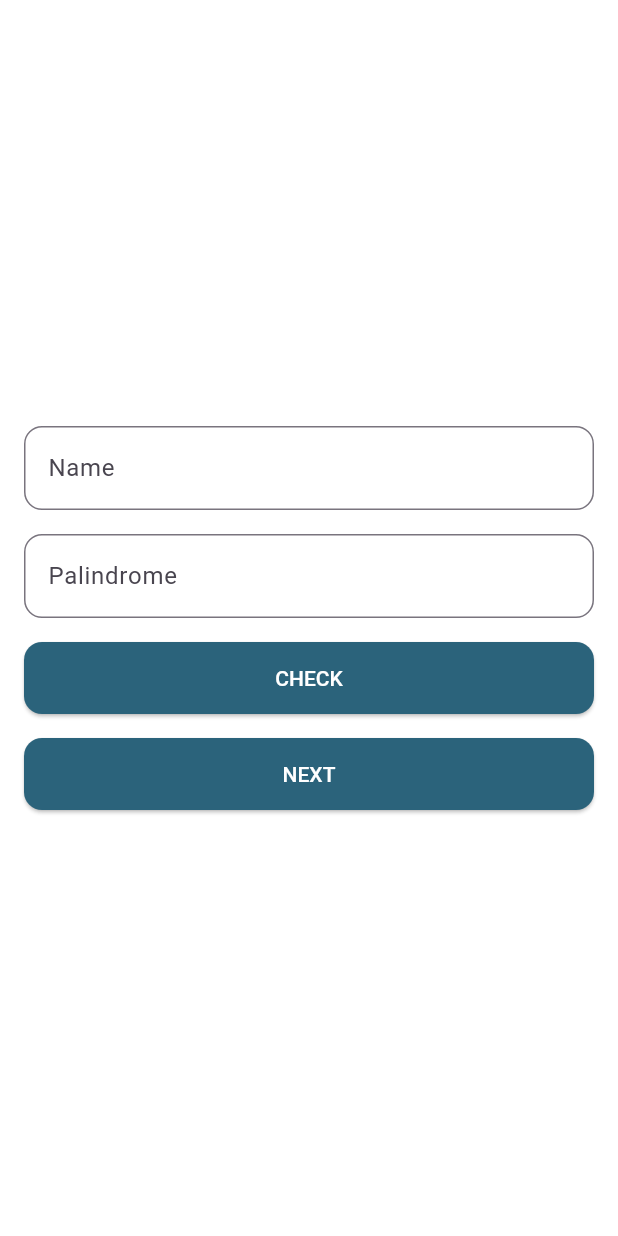
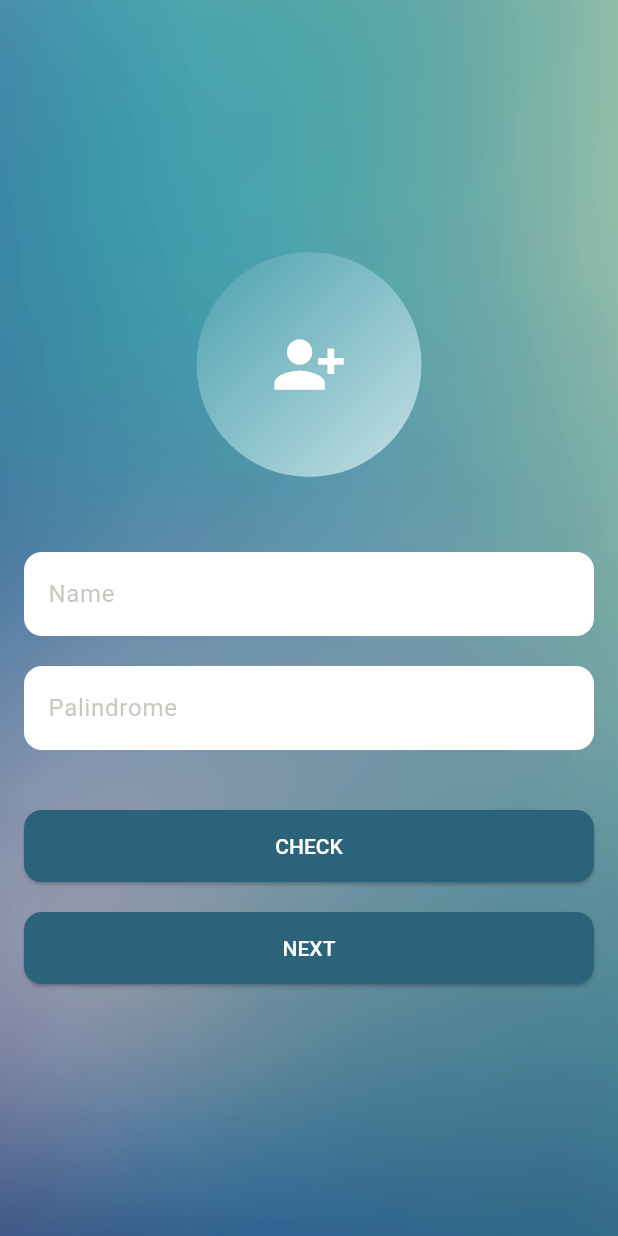
Before and after one commit to AdityaDwiputraSubroto/suitmedia-mobile-intern-test, a Flutter app: the screen it shows after launch, on a phone screen of 412 x 824 dp. Run offline on Flutter 3.47's test engine with Material 3 defaults, Android fonts, the phone set to English and light mode, and no system bars; our stand-ins replace get; Roboto replaces fonts that are missing (Poppins).

Commit message:
modify first screen UI, create widgets, add assets

```diff
--- a/lib/main.dart
+++ b/lib/main.dart
@@ -17,7 +17,7 @@ class MyApp extends StatelessWidget {
       getPages: AppRoute.routes,
       title: "Suitmedia intern test",
       theme: ThemeData(
-        scaffoldBackgroundColor: const Color(0xFFFFFFFF),
+        scaffoldBackgroundColor: const Color.fromARGB(255, 255, 255, 255),
         useMaterial3: true,
       ),
     );
--- a/lib/modules/first_screen/first_view.dart
+++ b/lib/modules/first_screen/first_view.dart
@@ -1,46 +1,52 @@
 import 'package:flutter/material.dart';
 import 'package:get/get.dart';
 import 'package:mobile_suitmedia_test/widgets/custom_button.dart';
+import 'package:mobile_suitmedia_test/widgets/custom_text_field.dart';
 import 'first_controller.dart';
 
 class FirstView extends GetView<FirstController> {
   @override
   Widget build(BuildContext context) {
     return Scaffold(
-      body: SingleChildScrollView(
-        child: SizedBox(
-          height: MediaQuery.of(context).size.height,
+      body: Stack(
+        children: [
+          Positioned.fill(
+            child: DecoratedBox(
+              decoration: BoxDecoration(
+                image: DecorationImage(
+                  image: AssetImage(
+                    'assets/images/first_screen_background.png',
+                  ),
+                  fit: BoxFit.cover,
+                ),
+              ),
+            ),
+          ),
+          Container(
             child: Center(
               child: Padding(
                 padding: const EdgeInsets.all(16),
                 child: Column(
                   mainAxisSize: MainAxisSize.min,
                   children: [
-                  TextField(
+                    AddUserButton(onPressed: () {}),
+                    SizedBox(height: 50),
+                    CustomTextField(
                       controller: controller.nameController,
-                    decoration: const InputDecoration(
                       labelText: 'Name',
-                      border: OutlineInputBorder(
-                        borderRadius: BorderRadius.all(Radius.circular(12)),
                     ),
+                    const SizedBox(height: 20),
+
+                    CustomTextField(
+                      controller: controller.palindromeController,
+                      labelText: 'Palindrome',
                     ),
-                  ),
-                  const SizedBox(height: 16),
-                  TextField(
-                    controller: controller.palindromeController,
-                    decoration: const InputDecoration(
-                      labelText: 'Palindrome',
-                      border: OutlineInputBorder(
-                        borderRadius: BorderRadius.all(Radius.circular(12)),
-                      ),
-                    ),
-                  ),
-                  const SizedBox(height: 16),
+                    const SizedBox(height: 40),
                     CustomButton(
                       text: 'CHECK',
                       onPressed: () => controller.checkPalindrome(),
                     ),
-                  SizedBox(height: 16),
+                    SizedBox(height: 20),
                     CustomButton(
                       text: 'NEXT',
                       onPressed: () => controller.goToSecondScreen(),
@@ -50,6 +56,7 @@ class FirstView extends GetView<FirstController> {
               ),
             ),
           ),
+        ],
       ),
     );
   }
--- a/lib/widgets/custom_button.dart
+++ b/lib/widgets/custom_button.dart
@@ -36,3 +36,31 @@ class CustomButton extends StatelessWidget {
     );
   }
 }
+
+class AddUserButton extends StatelessWidget {
+  final VoidCallback onPressed;
+
+  const AddUserButton({Key? key, required this.onPressed}) : super(key: key);
+
+  @override
+  Widget build(BuildContext context) {
+    return GestureDetector(
+      onTap: onPressed,
+      child: Container(
+        width: 150,
+        height: 150,
+        decoration: BoxDecoration(
+          shape: BoxShape.circle,
+          gradient: LinearGradient(
+            colors: [Color(0xFF4CA1AF), Color(0xFFC4E0E5)],
+            begin: Alignment.topLeft,
+            end: Alignment.bottomRight,
+          ),
+        ),
+        child: Center(
+          child: Icon(Icons.person_add_alt_1, color: Colors.white, size: 50),
+        ),
+      ),
+    );
+  }
+}
--- /dev/null
+++ b/lib/widgets/custom_text_field.dart
@@ -0,0 +1,33 @@
+import 'package:flutter/material.dart';
+
+class CustomTextField extends StatelessWidget {
+  TextEditingController controller = TextEditingController();
+  final String labelText;
+  CustomTextField({
+    required this.controller,
+    required this.labelText,
+    super.key,
+  });
+
+  @override
+  Widget build(BuildContext context) {
+    return TextField(
+      controller: controller,
+      decoration: InputDecoration(
+        filled: true,
+        fillColor: Colors.white,
+        labelText: labelText,
+        labelStyle: TextStyle(color: Color(0x6867775C)),
+        floatingLabelStyle: TextStyle(
+          color: Color.fromARGB(255, 0, 0, 0),
+          fontWeight: FontWeight.w500,
+        ),
+        floatingLabelBehavior: FloatingLabelBehavior.never,
+        border: OutlineInputBorder(
+          borderRadius: BorderRadius.all(Radius.circular(12)),
+          borderSide: BorderSide.none,
+        ),
+      ),
+    );
+  }
+}
--- a/pubspec.yaml
+++ b/pubspec.yaml
@@ -58,8 +58,10 @@ flutter:
   uses-material-design: true
 
   # To add assets to your application, add an assets section, like this:
-  # assets:
-  #   - assets/images/first_screen_background.png
+  assets:
+    - assets/images/first_screen_background.png
+    - assets/images/add_photo_button.png
+
   #   - images/a_dot_ham.jpeg
 
   # An image asset can refer to one or more resolution-specific "variants", see
```
Also changed, not shown: lib/modules/first_screen/first_controller.dart (+7 -1 lines), lib/modules/second_screen/second_view.dart (+2 -18 lines), lib/modules/third_screen/third_view.dart (+13 -19 lines), lib/widgets/custom_appbar.dart (added, +26 -0 lines), assets/images/add_photo_button.png (added), assets/images/first_screen_background.png (added). Lines whose indentation alone changed are shown as unchanged.
